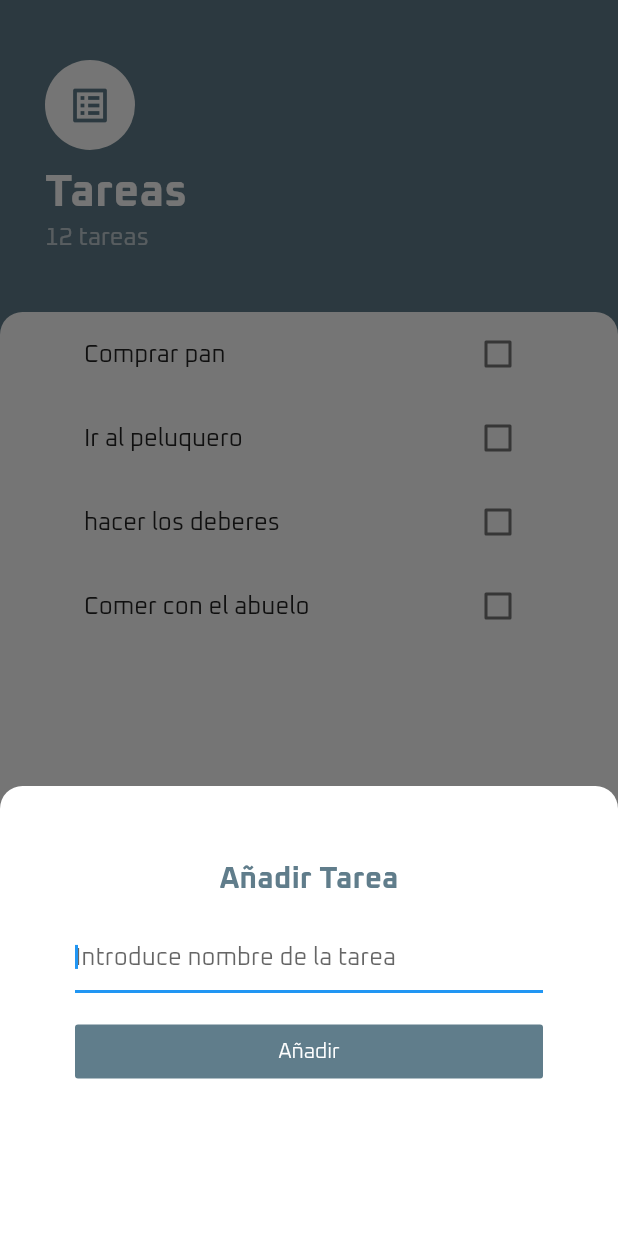
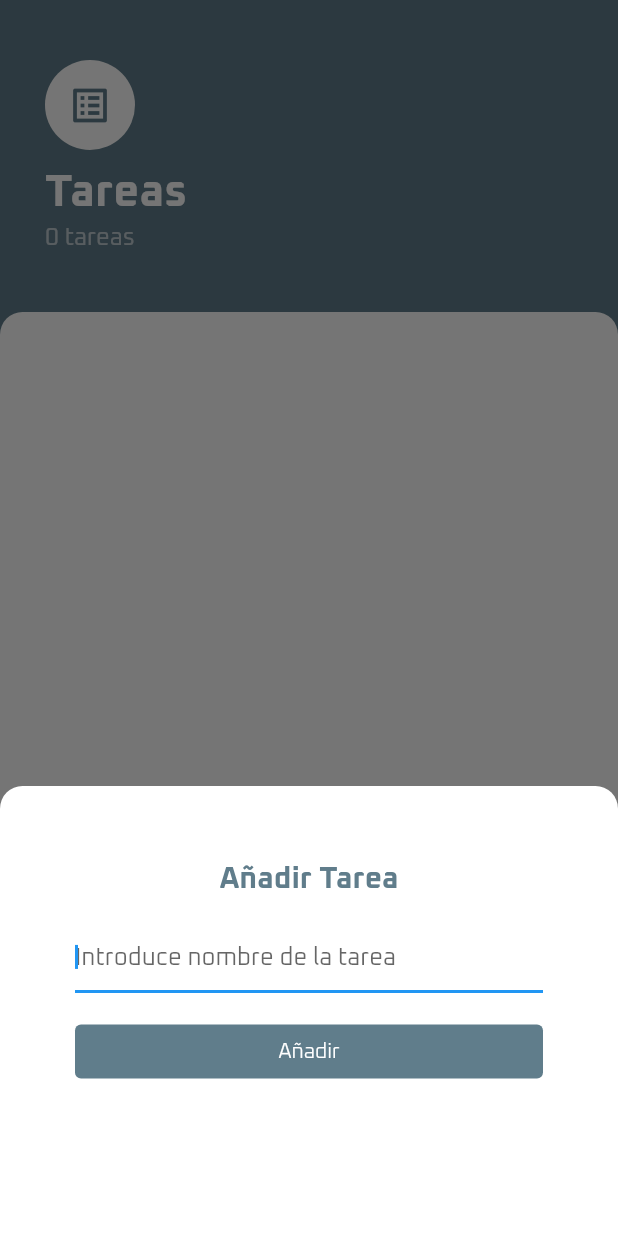
Before and after one commit to AlexMolina08/Task, a Flutter app: the screen it shows after launch, after a tap on the "add" icon, on a phone screen of 412 x 824 dp. Run offline on Flutter 3.47's test engine with Material 2 defaults, Android fonts, the phone set to English and light mode, and no system bars.

```diff
--- /dev/null
+++ b/lib/models/task_data.dart
@@ -0,0 +1,29 @@
+import 'package:flutter/foundation.dart';
+import 'package:task/models/task.dart';
+
+class TaskData extends ChangeNotifier {
+  List<Task> taskList = []; // Lista con todas las tareas a realizar , al inicio está vacia
+
+  /*
+  * Función que añade una tarea con el nombre pasado por parametro
+  * notifica a todos los widgets que están suscritos al provier
+  * */
+  void addTask(String taskName) {
+    taskList.add(
+      Task(
+        title: taskName,
+      ),
+    );
+    notifyListeners();
+  }
+
+  int getTaskNumber(){
+    return taskList.length;
+  }
+
+  void updateTaskState(int taskIndex){
+    taskList[taskIndex].completed = !taskList[taskIndex].completed;
+    notifyListeners();
+  }
+
+}
--- a/lib/screens/new_task_screen.dart
+++ b/lib/screens/new_task_screen.dart
@@ -1,7 +1,14 @@
 import 'package:flutter/material.dart';
 import 'package:flutter/widgets.dart';
+import 'package:provider/provider.dart';
+import 'package:task/models/task_data.dart';
 
 class AddTaskScreen extends StatelessWidget {
+
+  String taskName;
+
+  AddTaskScreen({this.taskName=''});
+
   @override
   Widget build(BuildContext context) {
     return Container(
@@ -31,6 +38,9 @@ class AddTaskScreen extends StatelessWidget {
               height: 15.0,
             ),
             TextField(
+              onChanged: (String newVal){
+                taskName = newVal;
+              },
               autofocus: true, // Activar teclado nada mas abrir la ventana
               decoration: InputDecoration(
                 hintText: 'Introduce nombre de la tarea',
@@ -45,14 +55,24 @@ class AddTaskScreen extends StatelessWidget {
             SizedBox(
               height: 15.0,
             ),
-            FlatButton(
-              color: Colors.blueGrey,
+            TextButton(
+              style: TextButton.styleFrom(
+                backgroundColor: Theme.of(context).scaffoldBackgroundColor,
+              ),
               child: Text(
                 "Añadir",
                 style:
                     TextStyle(color: Colors.white, fontWeight: FontWeight.w300),
               ),
-              onPressed: () {},
+
+              // Al pulsar en añadir se llama al provider
+              onPressed: (){
+                // Si se ha escrito algo en el field , se añade una nueva tarea (llamando al provider para obtener el dato)
+                if (taskName != '') {
+                  Provider.of<TaskData>(context , listen: false).addTask(taskName);
+                  Navigator.pop(context);
+                }
+              },
             )
           ],
         ),
--- a/lib/screens/tasks_screen.dart
+++ b/lib/screens/tasks_screen.dart
@@ -1,8 +1,10 @@
 import 'package:flutter/cupertino.dart';
 import 'package:flutter/material.dart';
+import 'package:task/models/task_data.dart';
 import 'package:task/widgets/task_list.dart';
 import 'package:task/screens/new_task_screen.dart';
 import 'package:task/widgets/task_logo.dart';
+import 'package:provider/provider.dart';
 
 class TaskScreen extends StatelessWidget {
 
@@ -14,7 +16,7 @@ class TaskScreen extends StatelessWidget {
         child: Icon(Icons.add),
         elevation: 0.0,
         // Al pulsar , mostramos una bottomSheet
-        onPressed: () async {
+        onPressed: () {
           showModalBottomSheet(
             context: context,
             isScrollControlled: true,
@@ -43,7 +45,7 @@ class TaskScreen extends StatelessWidget {
                   TaskLogo(),
                   // *** Nº TAREAS ***
                   Text(
-                    '12 tareas',
+                    '${Provider.of<TaskData>(context).getTaskNumber()} tareas',
                     style: TextStyle(
                       fontSize: 16.0,
                       fontWeight: FontWeight.normal,
--- a/lib/widgets/task_list.dart
+++ b/lib/widgets/task_list.dart
@@ -1,37 +1,26 @@
 import 'package:flutter/material.dart';
+import 'package:task/models/task_data.dart';
 import 'package:task/widgets/task_widget.dart';
 import 'package:task/models/task.dart';
+import 'package:provider/provider.dart';
 
-class TaskList extends StatefulWidget {
-  @override
-  _TaskListState createState() => _TaskListState();
-}
-
-class _TaskListState extends State<TaskList> {
-  List<Task> tasks = [
-    Task(title: 'Comprar pan'),
-    Task(title: 'Ir al peluquero'),
-    Task(title: "hacer los deberes"),
-    Task(title: "Comer con el abuelo")
-  ];
-
-  void add(Task newTask) {
-    tasks.add(newTask);
-  }
+class TaskList extends StatelessWidget {
 
   @override
   Widget build(BuildContext context) {
-    return ListView.builder(
-      itemCount: tasks.length,
-      // context tiene la info de donde está el padre del item builder en el widget tree
-      itemBuilder: (BuildContext context, index) {
-        return TaskWidget(
-          taskTitle: tasks[index].getTitle(),
-          isChecked: tasks[index].isChecked(),
-          onChanged: (bool newState) {
-            setState(() {
-              tasks[index].changeTaskState(newState);
-            },);
+    return Consumer<TaskData>(
+      builder: (context , taskData , child){
+        return ListView.builder(
+          itemCount: taskData.getTaskNumber(),
+          // context tiene la info de donde está el padre del item builder en el widget tree
+          itemBuilder: (BuildContext context, index) {
+            return TaskWidget(
+              taskTitle: taskData.taskList[index].title, // obtenemos el titulo de la tarea
+              isChecked: taskData.taskList[index].completed,
+              onChanged: (bool newState) {
+                taskData.updateTaskState(index);
+              },
+            );
           },
         );
       },
```
Also changed, not shown: lib/main.dart (+10 -2 lines), pubspec.yaml (+2 -20 lines), pubspec.lock.
